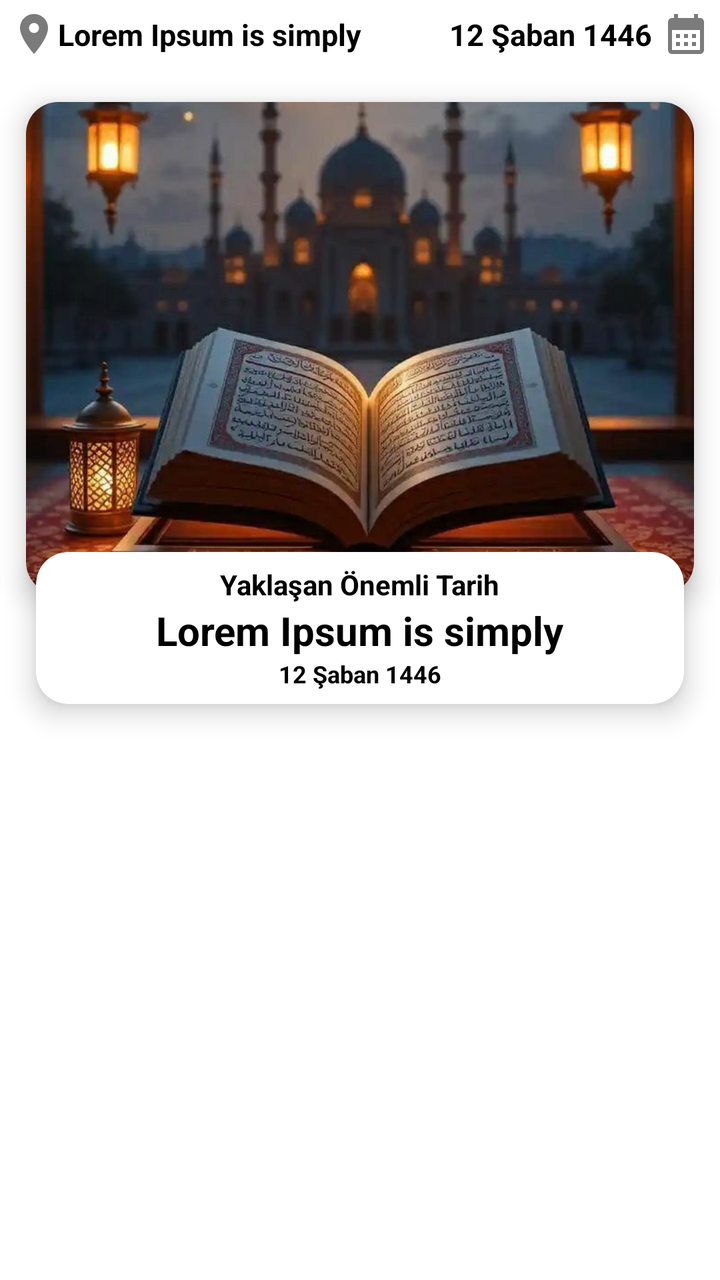
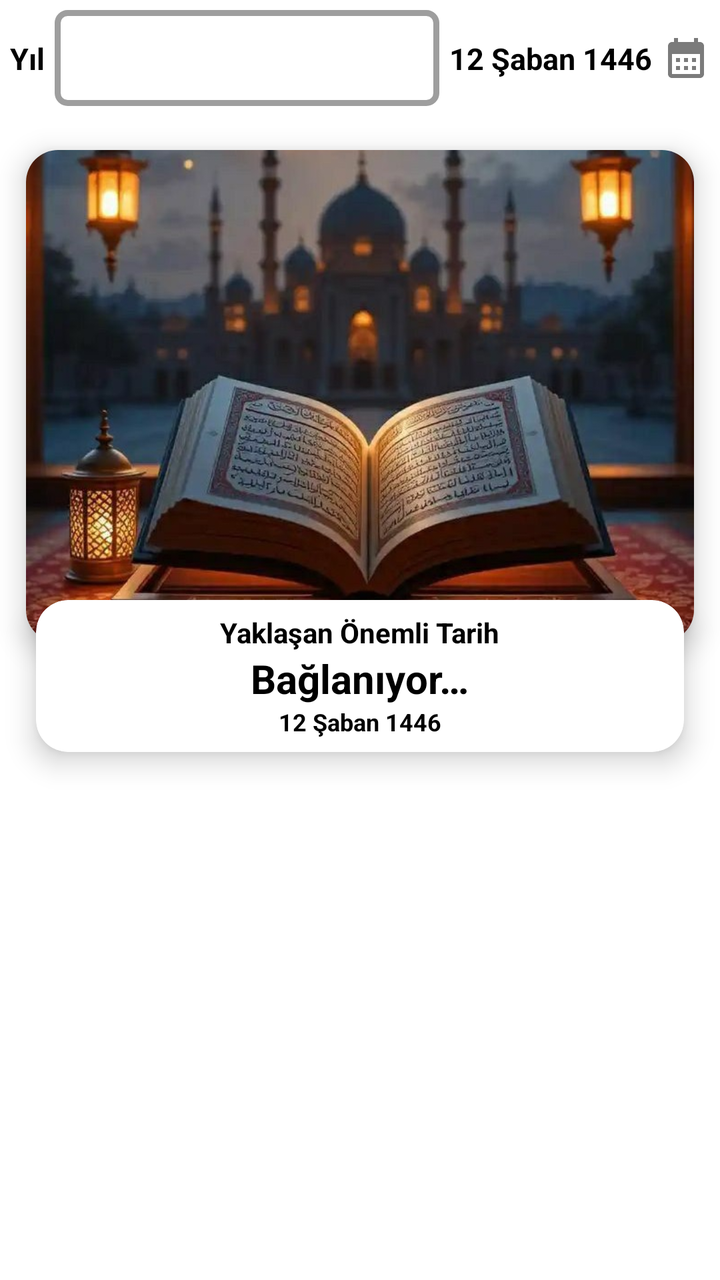

Screens rendered from an Android XML layout before and after an edit, with the pre-edit source and the edit as a unified diff.
<!-- AndroidManifest.xml: application theme Theme.Yolcu -->
<!-- res/layout/activity_islamic_days.xml -->
<?xml version="1.0" encoding="utf-8"?>
<androidx.constraintlayout.widget.ConstraintLayout xmlns:android="http://schemas.android.com/apk/res/android"
    xmlns:app="http://schemas.android.com/apk/res-auto"
    xmlns:tools="http://schemas.android.com/tools"
    android:layout_width="match_parent"
    android:layout_height="match_parent"
    android:fitsSystemWindows="true">

    
    <androidx.constraintlayout.widget.ConstraintLayout
        android:id="@+id/header_layout"
        android:layout_width="match_parent"
        android:layout_height="wrap_content"
        app:layout_constraintTop_toTopOf="parent">

        <ImageView
            android:id="@+id/imageView"
            android:layout_width="wrap_content"
            android:layout_height="wrap_content"
            android:layout_margin="5dp"
            android:contentDescription="@string/konum_icon"
            android:src="@drawable/baseline_location_on_24"
            app:layout_constraintBottom_toBottomOf="parent"
            app:layout_constraintStart_toStartOf="parent"
            app:layout_constraintTop_toTopOf="parent" />

        <TextView
            android:id="@+id/city_name"
            android:layout_width="wrap_content"
            android:layout_height="wrap_content"
            android:text="@string/testYazisi"
            android:textSize="15sp"
            android:textStyle="bold"
            app:layout_constraintBottom_toBottomOf="@+id/imageView"
            app:layout_constraintStart_toEndOf="@+id/imageView"
            app:layout_constraintTop_toTopOf="@+id/imageView" />

        <TextView
            android:id="@+id/hijri_date"
            android:layout_width="wrap_content"
            android:layout_height="wrap_content"
            android:layout_margin="5dp"
            android:text="@string/testTarihi"
            android:textSize="15sp"
            android:textStyle="bold"
            app:layout_constraintBottom_toBottomOf="@+id/hicriDateIcon"
            app:layout_constraintEnd_toStartOf="@+id/hicriDateIcon"
            app:layout_constraintTop_toTopOf="@+id/hicriDateIcon" />

        <ImageView
            android:id="@+id/hicriDateIcon"
            android:layout_width="wrap_content"
            android:layout_height="wrap_content"
            android:layout_margin="5dp"
            android:contentDescription="@string/tarih_icon"
            android:src="@drawable/baseline_calendar_month_24"
            app:layout_constraintBottom_toBottomOf="parent"
            app:layout_constraintEnd_toEndOf="parent"
            app:layout_constraintTop_toTopOf="parent" />
    </androidx.constraintlayout.widget.ConstraintLayout>

    
    <androidx.cardview.widget.CardView
        android:id="@+id/cardView"
        android:layout_width="match_parent"
        android:layout_height="280dp"
        app:cardCornerRadius="16dp"
        app:cardElevation="8dp"
        app:cardUseCompatPadding="true"
        app:layout_constraintTop_toBottomOf="@id/header_layout">

        <ImageView
            android:id="@+id/islamic_day_image"
            android:layout_width="match_parent"
            android:layout_height="match_parent"
            android:contentDescription="@string/prayer_time_image_desc"
            android:scaleType="centerCrop"
            android:src="@drawable/islamic_day_5" />

    </androidx.cardview.widget.CardView>


    <androidx.cardview.widget.CardView
        android:id="@+id/cardView_current_time"
        android:layout_width="350dp"
        android:layout_height="110dp"
        app:cardCornerRadius="16dp"
        app:cardElevation="8dp"
        app:cardUseCompatPadding="true"
        app:layout_constraintBottom_toBottomOf="@+id/cardView"
        app:layout_constraintEnd_toEndOf="@id/cardView"
        app:layout_constraintStart_toStartOf="@+id/cardView"
        app:layout_constraintTop_toBottomOf="@+id/cardView">

        <LinearLayout
            android:layout_width="match_parent"
            android:layout_height="match_parent"
            android:baselineAligned="false"
            android:gravity="center_vertical"
            android:orientation="horizontal"
            android:padding="3dp">

            
            <LinearLayout
                android:layout_width="0dp"
                android:layout_height="wrap_content"
                android:layout_weight="1"
                android:gravity="center"
                android:orientation="vertical"
                tools:ignore="UselessParent">

                <TextView
                    android:id="@+id/yaklasanaTarihLabel"
                    android:layout_width="wrap_content"
                    android:layout_height="wrap_content"
                    android:text="@string/yaklasan_tarih"
                    android:textStyle="bold" />

                <TextView
                    android:id="@+id/yaklasanaTarih"
                    android:layout_width="wrap_content"
                    android:layout_height="wrap_content"
                    android:text="@string/testYazisi"
                    android:textSize="20sp"
                    android:textStyle="bold" />

                <TextView
                    android:id="@+id/yaklasanaTarihDetay"
                    android:layout_width="wrap_content"
                    android:layout_height="wrap_content"
                    android:text="@string/testTarihi"
                    android:textSize="12sp"
                    android:textStyle="bold" />
            </LinearLayout>

        </LinearLayout>
    </androidx.cardview.widget.CardView>


    
    <androidx.recyclerview.widget.RecyclerView
        android:id="@+id/dini_gunler_recycler"
        android:layout_width="match_parent"
        android:layout_height="0dp"
        android:paddingStart="5dp"
        android:paddingEnd="5dp"
        android:paddingBottom="5dp"
        app:layout_constraintBottom_toBottomOf="parent"
        app:layout_constraintTop_toBottomOf="@+id/cardView_current_time"
        app:layout_constraintVertical_bias="0.0"
        tools:layout_editor_absoluteX="16dp" />

</androidx.constraintlayout.widget.ConstraintLayout>
<!-- resources referenced by this layout -->
<resources>
  <!-- drawable baseline_calendar_month_24 (drawable) -->
  <vector xmlns:android="http://schemas.android.com/apk/res/android" android:height="24dp" android:tint="#7B7B7B" android:viewportHeight="24" android:viewportWidth="24" android:width="24dp">
        
      <path android:fillColor="@android:color/white" android:pathData="M19,4h-1V2h-2v2H8V2H6v2H5C3.89,4 3.01,4.9 3.01,6L3,20c0,1.1 0.89,2 2,2h14c1.1,0 2,-0.9 2,-2V6C21,4.9 20.1,4 19,4zM19,20H5V10h14V20zM9,14H7v-2h2V14zM13,14h-2v-2h2V14zM17,14h-2v-2h2V14zM9,18H7v-2h2V18zM13,18h-2v-2h2V18zM17,18h-2v-2h2V18z"/>
      
  </vector>
  <!-- drawable baseline_location_on_24 (drawable) -->
  <vector xmlns:android="http://schemas.android.com/apk/res/android" android:height="24dp" android:tint="#7B7B7B" android:viewportHeight="24" android:viewportWidth="24" android:width="24dp">
        
      <path android:fillColor="@android:color/white" android:pathData="M12,2C8.13,2 5,5.13 5,9c0,5.25 7,13 7,13s7,-7.75 7,-13c0,-3.87 -3.13,-7 -7,-7zM12,11.5c-1.38,0 -2.5,-1.12 -2.5,-2.5s1.12,-2.5 2.5,-2.5 2.5,1.12 2.5,2.5 -1.12,2.5 -2.5,2.5z"/>
      
  </vector>
  <!-- drawable islamic_day_5: jpg bitmap (drawable, 101274 bytes) -->
  <string name="konum_icon" translatable="false">Konum ikonu</string>
  <string name="prayer_time_image_desc" translatable="false">Aylik vakit arkaplan resim</string>
  <string name="tarih_icon" translatable="false">tarih ikonu</string>
  <string name="testTarihi" translatable="false">12 Şaban 1446</string>
  <string name="testYazisi">Lorem Ipsum is simply</string>
  <string name="yaklasan_tarih">Yaklaşan Önemli Tarih</string>
  <style name="Theme.Yolcu" parent="Theme.MaterialComponents.DayNight.DarkActionBar">
          
          <item name="colorPrimary">#9CCC65</item>
          <item name="colorPrimaryVariant">#43A047</item>
          <item name="colorOnPrimary">@color/white</item>
          
          <item name="colorSecondary">#9CCC65</item>
          <item name="colorSecondaryVariant">@color/teal_700</item>
          <item name="colorOnSecondary">@color/white</item>
          
          <item name="android:statusBarColor">?attr/colorPrimaryVariant</item>
          
          <item name="actionMenuTextColor">@color/white</item>
          <item name="android:actionMenuTextColor">@color/white</item>
          <item name="android:textColor">@color/black</item>
      </style>
  <color name="white">#FFFFFFFF</color>
  <color name="teal_700">#FF018786</color>
  <color name="black">#FF000000</color>
</resources>

<!-- the commit's change to res/layout/activity_islamic_days.xml (unified diff, before → after) -->
@@ -13,27 +13,31 @@
         android:layout_height="wrap_content"
         app:layout_constraintTop_toTopOf="parent">
 
-        <ImageView
-            android:id="@+id/imageView"
+        <TextView
+            android:id="@+id/yearSelectSpinner_label"
             android:layout_width="wrap_content"
             android:layout_height="wrap_content"
-            android:layout_margin="5dp"
-            android:contentDescription="@string/konum_icon"
-            android:src="@drawable/baseline_location_on_24"
-            app:layout_constraintBottom_toBottomOf="parent"
-            app:layout_constraintStart_toStartOf="parent"
-            app:layout_constraintTop_toTopOf="parent" />
-
-        <TextView
-            android:id="@+id/city_name"
-            android:layout_width="wrap_content"
-            android:layout_height="wrap_content"
-            android:text="@string/testYazisi"
+            android:text="@string/yilLabel"
             android:textSize="15sp"
             android:textStyle="bold"
-            app:layout_constraintBottom_toBottomOf="@+id/imageView"
-            app:layout_constraintStart_toEndOf="@+id/imageView"
-            app:layout_constraintTop_toTopOf="@+id/imageView" />
+            android:layout_marginStart="5dp"
+            app:layout_constraintBottom_toBottomOf="@+id/yearSelectSpinner"
+            app:layout_constraintStart_toStartOf="parent"
+            app:layout_constraintTop_toTopOf="@+id/yearSelectSpinner" />
+
+        <Spinner
+            android:id="@+id/yearSelectSpinner"
+            android:layout_width="0dp"
+            android:layout_height="48dp"
+            android:layout_margin="5dp"
+            android:padding="8dp"
+            android:background="@drawable/spinner_background"
+            android:spinnerMode="dropdown"
+            android:textColor="@color/themeTextColor"
+            app:layout_constraintBottom_toBottomOf="parent"
+            app:layout_constraintEnd_toStartOf="@+id/hijri_date"
+            app:layout_constraintStart_toEndOf="@id/yearSelectSpinner_label"
+            app:layout_constraintTop_toTopOf="parent" />
 
         <TextView
             android:id="@+id/hijri_date"
@@ -57,6 +61,8 @@
             app:layout_constraintBottom_toBottomOf="parent"
             app:layout_constraintEnd_toEndOf="parent"
             app:layout_constraintTop_toTopOf="parent" />
+
+
     </androidx.constraintlayout.widget.ConstraintLayout>
 
     
@@ -120,7 +126,7 @@
                     android:id="@+id/yaklasanaTarih"
                     android:layout_width="wrap_content"
                     android:layout_height="wrap_content"
-                    android:text="@string/testYazisi"
+                    android:text="@string/baglaniyor_etiket"
                     android:textSize="20sp"
                     android:textStyle="bold" />
 
@@ -136,6 +142,16 @@
         </LinearLayout>
     </androidx.cardview.widget.CardView>
 
+    <ProgressBar
+        android:id="@+id/loadingDialog"
+        android:layout_width="wrap_content"
+        android:layout_height="wrap_content"
+        android:indeterminate="true"
+        android:visibility="visible"
+        app:layout_constraintBottom_toBottomOf="parent"
+        app:layout_constraintEnd_toEndOf="parent"
+        app:layout_constraintStart_toStartOf="parent"
+        app:layout_constraintTop_toBottomOf="@id/cardView_current_time" />
 
     
     <androidx.recyclerview.widget.RecyclerView
<!-- resource entries referenced after the edit -->
@@ -1,24 +1,26 @@
 <!-- resources referenced by this layout -->
 <resources>
+  <color name="themeTextColor">@color/black</color>
   <!-- drawable baseline_calendar_month_24 (drawable) -->
   <vector xmlns:android="http://schemas.android.com/apk/res/android" android:height="24dp" android:tint="#7B7B7B" android:viewportHeight="24" android:viewportWidth="24" android:width="24dp">
         
       <path android:fillColor="@android:color/white" android:pathData="M19,4h-1V2h-2v2H8V2H6v2H5C3.89,4 3.01,4.9 3.01,6L3,20c0,1.1 0.89,2 2,2h14c1.1,0 2,-0.9 2,-2V6C21,4.9 20.1,4 19,4zM19,20H5V10h14V20zM9,14H7v-2h2V14zM13,14h-2v-2h2V14zM17,14h-2v-2h2V14zM9,18H7v-2h2V18zM13,18h-2v-2h2V18zM17,18h-2v-2h2V18z"/>
       
   </vector>
-  <!-- drawable baseline_location_on_24 (drawable) -->
-  <vector xmlns:android="http://schemas.android.com/apk/res/android" android:height="24dp" android:tint="#7B7B7B" android:viewportHeight="24" android:viewportWidth="24" android:width="24dp">
-        
-      <path android:fillColor="@android:color/white" android:pathData="M12,2C8.13,2 5,5.13 5,9c0,5.25 7,13 7,13s7,-7.75 7,-13c0,-3.87 -3.13,-7 -7,-7zM12,11.5c-1.38,0 -2.5,-1.12 -2.5,-2.5s1.12,-2.5 2.5,-2.5 2.5,1.12 2.5,2.5 -1.12,2.5 -2.5,2.5z"/>
-      
-  </vector>
   <!-- drawable islamic_day_5: jpg bitmap (drawable, 101274 bytes) -->
-  <string name="konum_icon" translatable="false">Konum ikonu</string>
+  <!-- drawable spinner_background (drawable) -->
+  <?xml version="1.0" encoding="utf-8"?>
+  <shape xmlns:android="http://schemas.android.com/apk/res/android">
+      <stroke android:width="3dp" android:color="@color/colorGray" />
+      <corners android:radius="5dp" />
+      <padding android:left="8dp" android:right="8dp" />
+  </shape>
+  <string name="baglaniyor_etiket" translatable="false">Bağlanıyor…</string>
   <string name="prayer_time_image_desc" translatable="false">Aylik vakit arkaplan resim</string>
   <string name="tarih_icon" translatable="false">tarih ikonu</string>
   <string name="testTarihi" translatable="false">12 Şaban 1446</string>
-  <string name="testYazisi">Lorem Ipsum is simply</string>
   <string name="yaklasan_tarih">Yaklaşan Önemli Tarih</string>
+  <string name="yilLabel">Yıl</string>
   <style name="Theme.Yolcu" parent="Theme.MaterialComponents.DayNight.DarkActionBar">
           
           <item name="colorPrimary">#9CCC65</item>
@@ -38,5 +40,6 @@
   <color name="white">#FFFFFFFF</color>
   <color name="teal_700">#FF018786</color>
   <color name="black">#FF000000</color>
+  <color name="colorGray">#9E9E9E</color>
 </resources>
 
